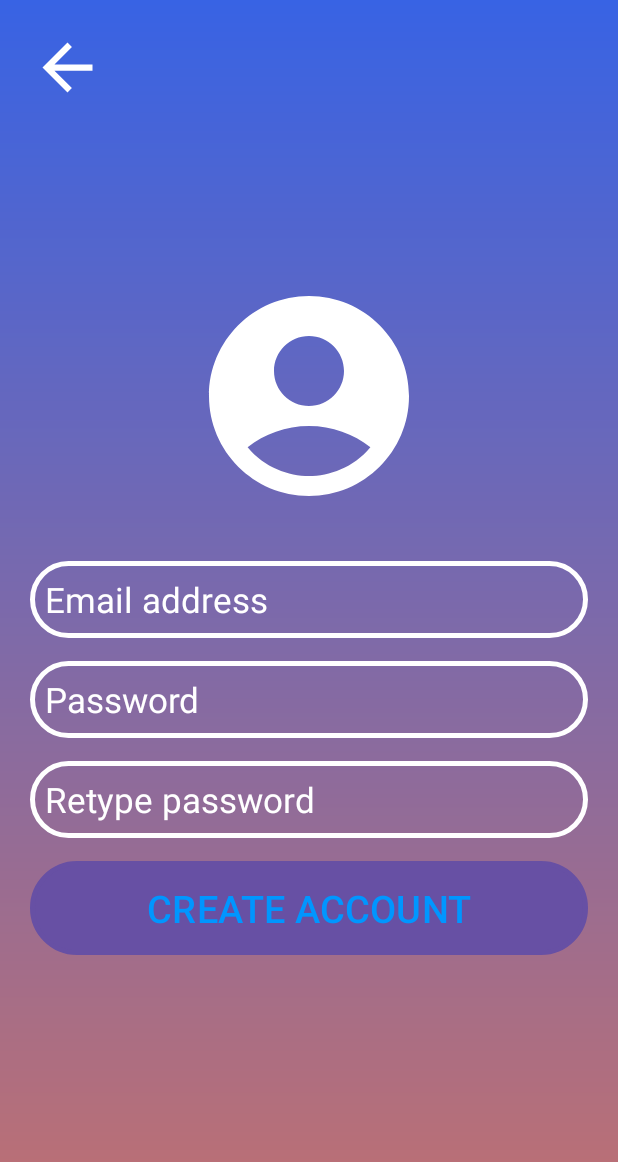
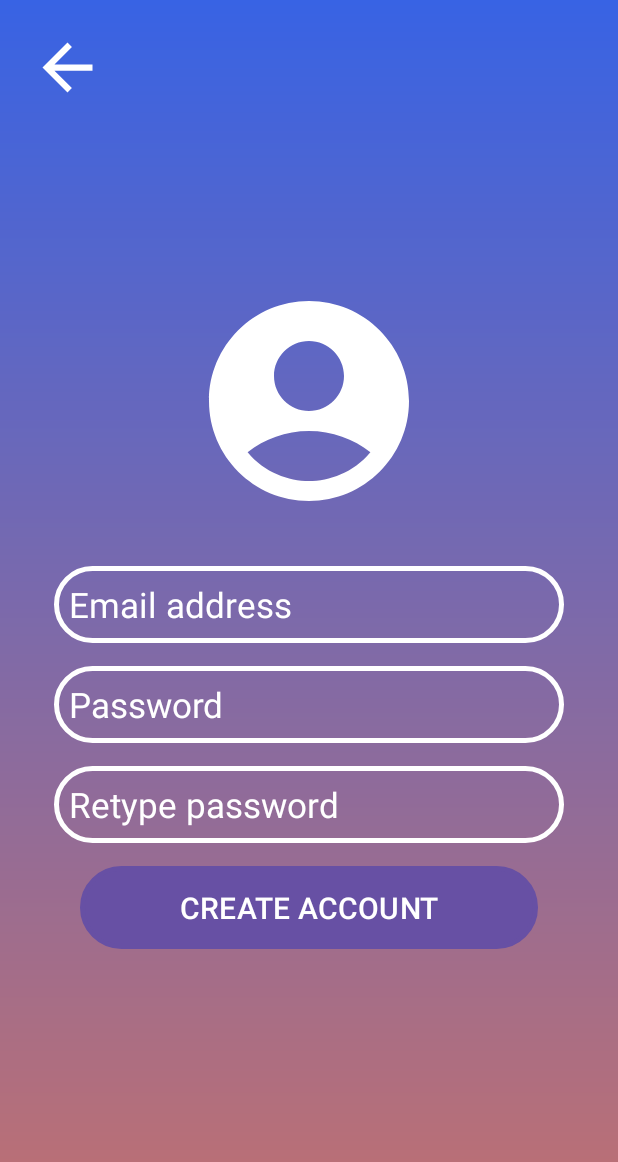
Before and after one commit to Smixie/Aplikacje-mobilne-projekt, an Android app: the layout activity_create_an_account.xml on its own in the app's theme, with its tools: preview values and no code run, on a phone screen of 412 x 824 dp. Shown: the top 1162 px of the screen. Run offline under Robolectric (Android 15) with nearby library versions, the light colour scheme and no system bars.

Commit message:
Changes to look and layout

```diff
--- a/app/src/main/java/com/example/remembermymovies/MainActivity.kt
+++ b/app/src/main/java/com/example/remembermymovies/MainActivity.kt
@@ -39,8 +39,8 @@ class MainActivity : AppCompatActivity() {
 
         createAccount.setOnClickListener {
             Log.i("Test Create User Link", "Clicked")
-            val intent = Intent(this, CreateAnAccountActivity::class.java)
-            startActivity(intent)
+            startActivity(Intent(this, CreateAnAccountActivity::class.java))
         }
     }
+
 }
--- a/app/src/main/res/layout/activity_create_an_account.xml
+++ b/app/src/main/res/layout/activity_create_an_account.xml
@@ -12,26 +12,29 @@
     <LinearLayout
         android:layout_width="match_parent"
         android:layout_height="wrap_content"
+        android:gravity="center"
         android:orientation="vertical"
-        android:gravity="center"
+        android:paddingLeft="15dp"
+        android:paddingRight="15dp"
         app:layout_constraintBottom_toBottomOf="parent"
         app:layout_constraintTop_toTopOf="parent"
         app:layout_constraintVertical_bias="0.495"
         tools:ignore="MissingConstraints,UselessLeaf"
-        tools:layout_editor_absoluteX="-2dp">
+        tools:layout_editor_absoluteX="19dp">
 
         <ImageView
             android:layout_width="match_parent"
             android:layout_height="wrap_content"
-            android:src="@drawable/baseline_account_circle_24"
-            />
+            android:contentDescription="@string/account_image"
+            android:src="@drawable/baseline_account_circle_24" />
 
 
         <EditText
             android:id="@+id/email_address_register"
-            android:layout_width="match_parent"
+            android:layout_width="340dp"
             android:layout_height="wrap_content"
             android:layout_marginTop="30dp"
+            android:autofillHints="no"
             android:background="@drawable/round"
             android:hint="Email address"
             android:inputType="textEmailAddress"
@@ -39,14 +42,14 @@
             android:textColor="@color/white"
             android:textColorHint="@color/white"
             android:textSize="23sp"
-            tools:ignore="HardcodedText"
-            android:autofillHints="no" />
+            tools:ignore="HardcodedText" />
 
         <EditText
             android:id="@+id/password_input_register"
-            android:layout_width="match_parent"
+            android:layout_width="340dp"
             android:layout_height="wrap_content"
             android:layout_marginTop="15dp"
+            android:autofillHints="no"
             android:background="@drawable/round"
             android:hint="Password"
             android:inputType="textPassword"
@@ -54,14 +57,14 @@
             android:textColor="@color/white"
             android:textColorHint="@color/white"
             android:textSize="23sp"
-            tools:ignore="HardcodedText"
-            android:autofillHints="no" />
+            tools:ignore="HardcodedText" />
 
         <EditText
             android:id="@+id/password2_input_register"
-            android:layout_width="match_parent"
+            android:layout_width="340dp"
             android:layout_height="wrap_content"
             android:layout_marginTop="15dp"
+            android:autofillHints="no"
             android:background="@drawable/round"
             android:hint="Retype password"
             android:inputType="textPassword"
@@ -69,21 +72,20 @@
             android:textColor="@color/white"
             android:textColorHint="@color/white"
             android:textSize="23sp"
-            tools:ignore="HardcodedText"
-            android:autofillHints="no" />
+            tools:ignore="HardcodedText" />
 
         <Button
-                android:layout_width="match_parent"
+            android:id="@+id/register_button"
+            android:layout_width="305dp"
             android:layout_height="wrap_content"
             android:layout_marginTop="15dp"
-                android:textSize="25sp"
-                android:text="@string/create_account"
             android:background="@drawable/round"
             android:backgroundTint="@color/white"
             android:padding="10dp"
-                android:id="@+id/register_button"
+            android:text="@string/create_account"
+            android:textColor="@color/white"
 
-                android:textColor="@color/blue"/>
+            android:textSize="20sp" />
 
 
     </LinearLayout>
@@ -96,6 +98,6 @@
         tools:ignore="MissingConstraints"
         tools:layout_editor_absoluteX="20dp"
         tools:layout_editor_absoluteY="16dp"
-        />
+        android:contentDescription="@string/back_arrow" />
 
 </androidx.constraintlayout.widget.ConstraintLayout>
--- a/app/src/main/res/values/strings.xml
+++ b/app/src/main/res/values/strings.xml
@@ -1,4 +1,6 @@
 <resources>
     <string name="app_name">Remembermymovies</string>
     <string name="create_account">CREATE ACCOUNT</string>
+    <string name="account_image">account_image</string>
+    <string name="back_arrow">back_arrow</string>
 </resources>
--- a/build.gradle.kts
+++ b/build.gradle.kts
@@ -5,6 +5,6 @@ buildscript {
 }
 // Top-level build file where you can add configuration options common to all sub-projects/modules.
 plugins {
-    id("com.android.application") version "8.2.2" apply false
+    id("com.android.application") version "8.3.0" apply false
     id("org.jetbrains.kotlin.android") version "1.9.22" apply false
 }
```
Also changed, not shown: app/src/main/res/layout/activity_main.xml (+23 -21 lines), gradle/wrapper/gradle-wrapper.properties. Lines whose indentation alone changed are shown as unchanged.
